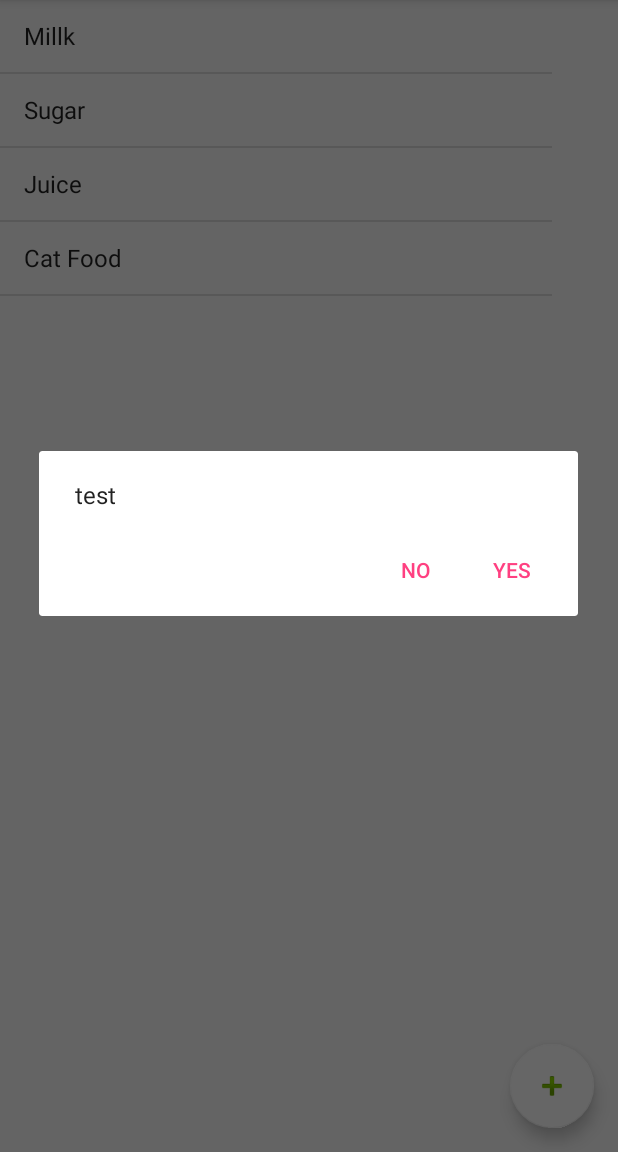
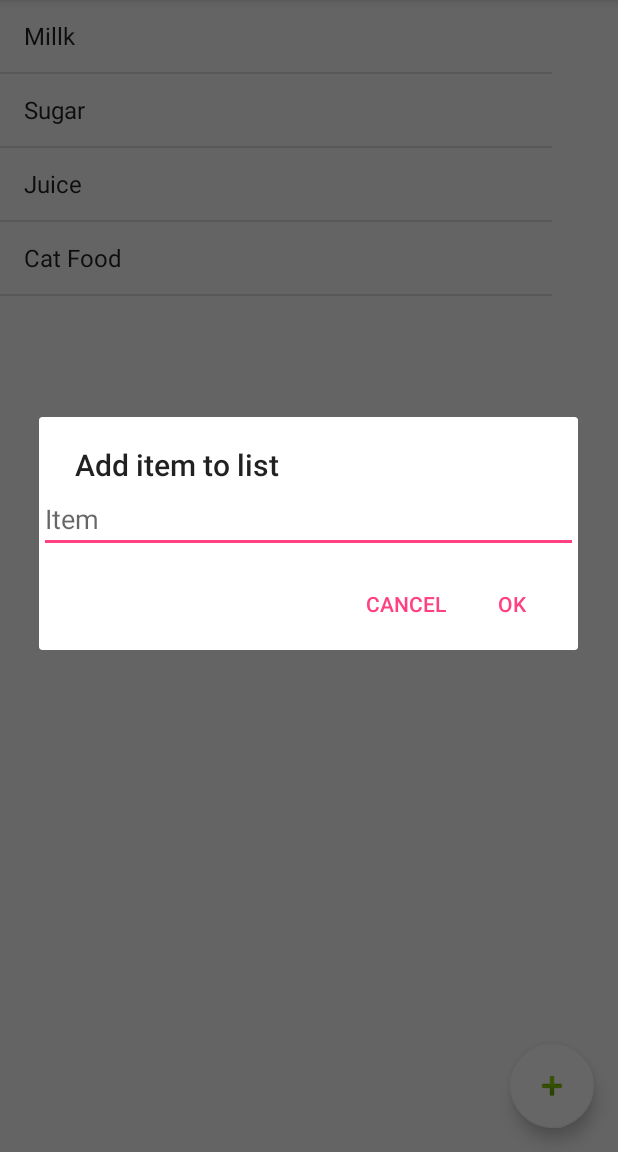
Before and after one commit to Zeherah/HCI2, an Android app: the screen it shows after launch (MainActivity), after a tap on an icon or button, on a phone screen of 412 x 824 dp, the part 84-1236 px from its top. Run offline under Robolectric (Android 15) with nearby library versions, the phone set to English and light mode, and no system bars.

Commit message:
Implemented longpress and added text to popup dialog

```diff
--- a/app/src/main/java/com/comp4020/listproject/MainActivity.java
+++ b/app/src/main/java/com/comp4020/listproject/MainActivity.java
@@ -16,12 +16,19 @@ import android.support.v7.widget.Toolbar;
 import android.view.Menu;
 import android.view.MenuItem;
 import android.widget.ArrayAdapter;
+import android.widget.EditText;
+import android.widget.LinearLayout;
 import android.widget.ListView;
 import android.widget.Toast;
 import android.app.AlertDialog;
 import android.content.DialogInterface;
+import android.view.View;
+import android.view.LayoutInflater;
+import android.widget.AdapterView;
+import android.widget.AdapterView.OnItemLongClickListener;
 
 import static android.R.attr.button;
+import static android.R.attr.inputType;
 
 
 public class MainActivity extends AppCompatActivity
@@ -65,6 +72,21 @@ public class MainActivity extends AppCompatActivity
         ArrayAdapter<String> adapter = new ArrayAdapter<String>(this,
                 android.R.layout.simple_list_item_1, names);
 
+        lvMain.setOnItemLongClickListener(new OnItemLongClickListener() {
+            public boolean onItemLongClick(AdapterView<?> parent, View view,
+                                    int position, long id) {
+                testClick(position,id);
+
+
+                //Intent newActivity = new Intent(this, superleague.class);
+                //startActivity(newActivity);
+
+                //  Intent newActivity = new Intent(view.getContext(),agones.class);
+                //     startActivity(newActivity);
+                return true;
+            }
+        });
+
         // присваиваем адаптер списку
         lvMain.setAdapter(adapter);
 
@@ -72,6 +94,11 @@ public class MainActivity extends AppCompatActivity
 
     }
 
+    public void testClick(int position,long id)
+    {
+        String b = String.format("You clicked %s button "+ id,names[position]);
+        Toast.makeText(MainActivity.this,b, Toast.LENGTH_LONG).show();
+    }
     @Override
     public void onBackPressed() {
         DrawerLayout drawer = (DrawerLayout) findViewById(R.id.drawer_layout);
@@ -132,16 +159,34 @@ public class MainActivity extends AppCompatActivity
 
     public void open(View view){
         AlertDialog.Builder alertDialogBuilder = new AlertDialog.Builder(this);
-        alertDialogBuilder.setMessage("test");
-                alertDialogBuilder.setPositiveButton("yes",
+        //LayoutInflater factory = LayoutInflater.from(this);
+        //final View textEntryView = factory.inflate(R.layout.add_dialog,null);
+        LinearLayout ll = new LinearLayout(this);
+
+        alertDialogBuilder.setTitle("Add item to list");
+        //alertDialogBuilder.setView(textEntryView);
+        final EditText item =  new EditText(this);
+        item.setHint("Item");
+        item.setFocusable(true);
+        item.setClickable(true);
+        item.setFocusableInTouchMode(true);
+        item.setSelectAllOnFocus(true);
+        item.setSingleLine(true);
+       // item.setImeOptions(EditorInfo.IME_ACTION_NEXT);
+        ll.setOrientation(LinearLayout.VERTICAL);
+        ll.addView(item);
+        alertDialogBuilder.setView(ll);
+
+                alertDialogBuilder.setPositiveButton("Ok",
                         new DialogInterface.OnClickListener() {
                             @Override
                             public void onClick(DialogInterface arg0, int arg1) {
-                                Toast.makeText(MainActivity.this,"You clicked yes button",Toast.LENGTH_LONG).show();
+                                String b = String.format("You added %s item to the list",item.getText());
+                                Toast.makeText(MainActivity.this,b,Toast.LENGTH_LONG).show();
                             }
                         });
 
-        alertDialogBuilder.setNegativeButton("No",new DialogInterface.OnClickListener() {
+        alertDialogBuilder.setNegativeButton("Cancel",new DialogInterface.OnClickListener() {
             @Override
             public void onClick(DialogInterface dialog, int which) {
                 finish();
```
